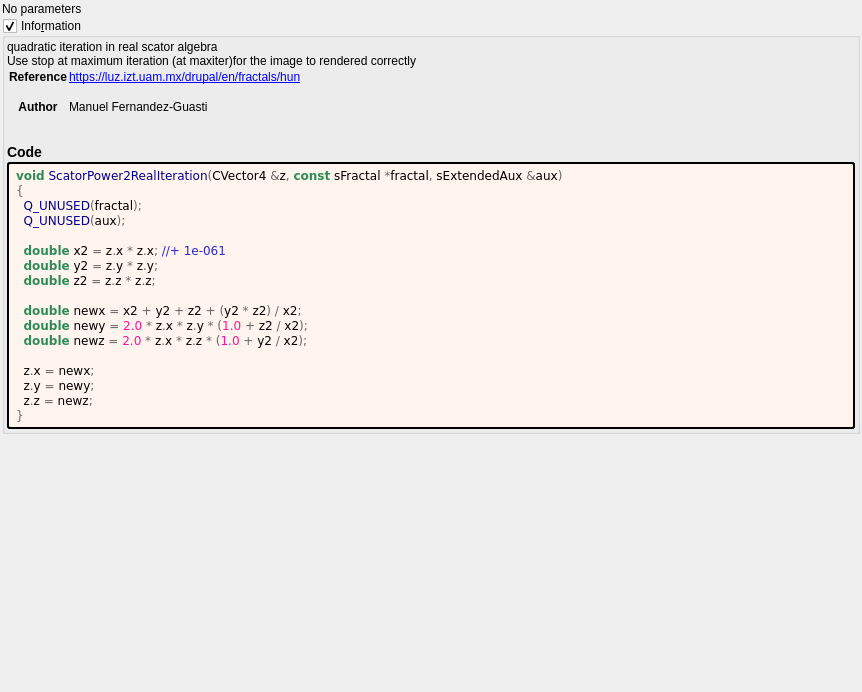
Old version of the form mandelbulber2/formula/ui/scator_power2_real.ui in the repository buddhi1980/mandelbulber2.
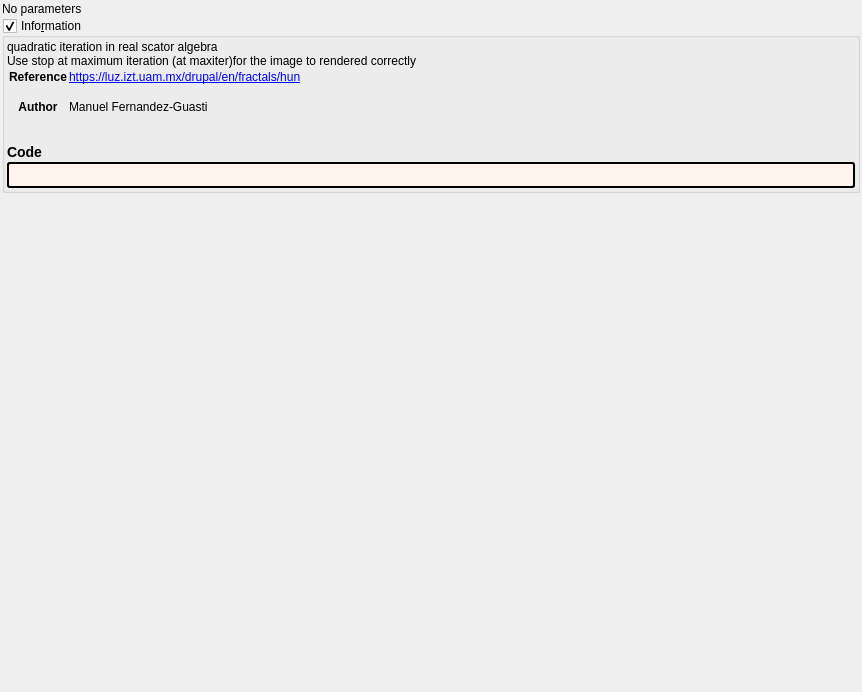
New version of the form. Custom widgets are drawn as their Qt base class.

```diff
--- a/mandelbulber2/formula/ui/scator_power2_real.ui
+++ b/mandelbulber2/formula/ui/scator_power2_real.ui
@@ -91,26 +91,7 @@
          <string notr="true">border-style: outset; border-width: 2px; border-radius: 3px; border-color: black; background-color: #fff5ee; padding: 4px;</string>
         </property>
         <property name="text">
-         <string notr="true">&lt;body style=&quot;background-color:#fff5ee&quot;&gt;
-&lt;pre style=&quot;color:#000000; background-color:#fff5ee;  font-family:'Courier New',monospace;&quot;&gt;&lt;span style=&quot;color:#2e8b57; font-weight:bold&quot;&gt;void&lt;/span&gt; &lt;span style=&quot;color:#00008f&quot;&gt;ScatorPower2RealIteration&lt;/span&gt;&lt;span style=&quot;color:#676767&quot;&gt;(&lt;/span&gt;CVector4 &lt;span style=&quot;color:#676767&quot;&gt;&amp;amp;&lt;/span&gt;z&lt;span style=&quot;color:#676767&quot;&gt;,&lt;/span&gt; &lt;span style=&quot;color:#2e8b57; font-weight:bold&quot;&gt;const&lt;/span&gt; sFractal &lt;span style=&quot;color:#676767&quot;&gt;*&lt;/span&gt;fractal&lt;span style=&quot;color:#676767&quot;&gt;,&lt;/span&gt; sExtendedAux &lt;span style=&quot;color:#676767&quot;&gt;&amp;amp;&lt;/span&gt;aux&lt;span style=&quot;color:#676767&quot;&gt;)&lt;/span&gt;
-&lt;span style=&quot;color:#676767&quot;&gt;{&lt;/span&gt;
-  &lt;span style=&quot;color:#00008f&quot;&gt;Q_UNUSED&lt;/span&gt;&lt;span style=&quot;color:#676767&quot;&gt;(&lt;/span&gt;fractal&lt;span style=&quot;color:#676767&quot;&gt;);&lt;/span&gt;
-  &lt;span style=&quot;color:#00008f&quot;&gt;Q_UNUSED&lt;/span&gt;&lt;span style=&quot;color:#676767&quot;&gt;(&lt;/span&gt;aux&lt;span style=&quot;color:#676767&quot;&gt;);&lt;/span&gt;
-
-  &lt;span style=&quot;color:#2e8b57; font-weight:bold&quot;&gt;double&lt;/span&gt; x2 &lt;span style=&quot;color:#676767&quot;&gt;=&lt;/span&gt; z&lt;span style=&quot;color:#676767&quot;&gt;.&lt;/span&gt;x &lt;span style=&quot;color:#676767&quot;&gt;*&lt;/span&gt; z&lt;span style=&quot;color:#676767&quot;&gt;.&lt;/span&gt;x&lt;span style=&quot;color:#676767&quot;&gt;;&lt;/span&gt; &lt;span style=&quot;color:#2929cc&quot;&gt;//+ 1e-061&lt;/span&gt;
-  &lt;span style=&quot;color:#2e8b57; font-weight:bold&quot;&gt;double&lt;/span&gt; y2 &lt;span style=&quot;color:#676767&quot;&gt;=&lt;/span&gt; z&lt;span style=&quot;color:#676767&quot;&gt;.&lt;/span&gt;y &lt;span style=&quot;color:#676767&quot;&gt;*&lt;/span&gt; z&lt;span style=&quot;color:#676767&quot;&gt;.&lt;/span&gt;y&lt;span style=&quot;color:#676767&quot;&gt;;&lt;/span&gt;
-  &lt;span style=&quot;color:#2e8b57; font-weight:bold&quot;&gt;double&lt;/span&gt; z2 &lt;span style=&quot;color:#676767&quot;&gt;=&lt;/span&gt; z&lt;span style=&quot;color:#676767&quot;&gt;.&lt;/span&gt;z &lt;span style=&quot;color:#676767&quot;&gt;*&lt;/span&gt; z&lt;span style=&quot;color:#676767&quot;&gt;.&lt;/span&gt;z&lt;span style=&quot;color:#676767&quot;&gt;;&lt;/span&gt;
-
-  &lt;span style=&quot;color:#2e8b57; font-weight:bold&quot;&gt;double&lt;/span&gt; newx &lt;span style=&quot;color:#676767&quot;&gt;=&lt;/span&gt; x2 &lt;span style=&quot;color:#676767&quot;&gt;+&lt;/span&gt; y2 &lt;span style=&quot;color:#676767&quot;&gt;+&lt;/span&gt; z2 &lt;span style=&quot;color:#676767&quot;&gt;+ (&lt;/span&gt;y2 &lt;span style=&quot;color:#676767&quot;&gt;*&lt;/span&gt; z2&lt;span style=&quot;color:#676767&quot;&gt;) /&lt;/span&gt; x2&lt;span style=&quot;color:#676767&quot;&gt;;&lt;/span&gt;
-  &lt;span style=&quot;color:#2e8b57; font-weight:bold&quot;&gt;double&lt;/span&gt; newy &lt;span style=&quot;color:#676767&quot;&gt;=&lt;/span&gt; &lt;span style=&quot;color:#ff1493&quot;&gt;2.0&lt;/span&gt; &lt;span style=&quot;color:#676767&quot;&gt;*&lt;/span&gt; z&lt;span style=&quot;color:#676767&quot;&gt;.&lt;/span&gt;x &lt;span style=&quot;color:#676767&quot;&gt;*&lt;/span&gt; z&lt;span style=&quot;color:#676767&quot;&gt;.&lt;/span&gt;y &lt;span style=&quot;color:#676767&quot;&gt;* (&lt;/span&gt;&lt;span style=&quot;color:#ff1493&quot;&gt;1.0&lt;/span&gt; &lt;span style=&quot;color:#676767&quot;&gt;+&lt;/span&gt; z2 &lt;span style=&quot;color:#676767&quot;&gt;/&lt;/span&gt; x2&lt;span style=&quot;color:#676767&quot;&gt;);&lt;/span&gt;
-  &lt;span style=&quot;color:#2e8b57; font-weight:bold&quot;&gt;double&lt;/span&gt; newz &lt;span style=&quot;color:#676767&quot;&gt;=&lt;/span&gt; &lt;span style=&quot;color:#ff1493&quot;&gt;2.0&lt;/span&gt; &lt;span style=&quot;color:#676767&quot;&gt;*&lt;/span&gt; z&lt;span style=&quot;color:#676767&quot;&gt;.&lt;/span&gt;x &lt;span style=&quot;color:#676767&quot;&gt;*&lt;/span&gt; z&lt;span style=&quot;color:#676767&quot;&gt;.&lt;/span&gt;z &lt;span style=&quot;color:#676767&quot;&gt;* (&lt;/span&gt;&lt;span style=&quot;color:#ff1493&quot;&gt;1.0&lt;/span&gt; &lt;span style=&quot;color:#676767&quot;&gt;+&lt;/span&gt; y2 &lt;span style=&quot;color:#676767&quot;&gt;/&lt;/span&gt; x2&lt;span style=&quot;color:#676767&quot;&gt;);&lt;/span&gt;
-
-  z&lt;span style=&quot;color:#676767&quot;&gt;.&lt;/span&gt;x &lt;span style=&quot;color:#676767&quot;&gt;=&lt;/span&gt; newx&lt;span style=&quot;color:#676767&quot;&gt;;&lt;/span&gt;
-  z&lt;span style=&quot;color:#676767&quot;&gt;.&lt;/span&gt;y &lt;span style=&quot;color:#676767&quot;&gt;=&lt;/span&gt; newy&lt;span style=&quot;color:#676767&quot;&gt;;&lt;/span&gt;
-  z&lt;span style=&quot;color:#676767&quot;&gt;.&lt;/span&gt;z &lt;span style=&quot;color:#676767&quot;&gt;=&lt;/span&gt; newz&lt;span style=&quot;color:#676767&quot;&gt;;&lt;/span&gt;
-&lt;span style=&quot;color:#676767&quot;&gt;}&lt;/span&gt;
-&lt;/pre&gt;
-&lt;/body&gt;</string>
+         <string notr="true"></string>
         </property>
         <property name="wordWrap">
          <bool>true</bool>
```
